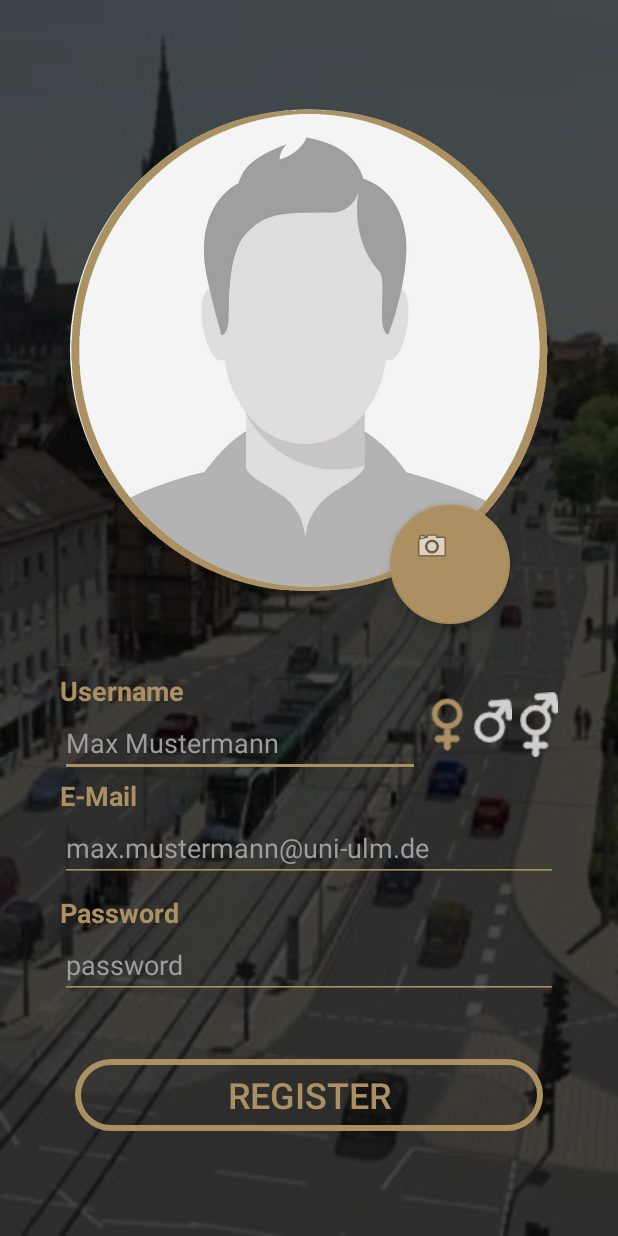
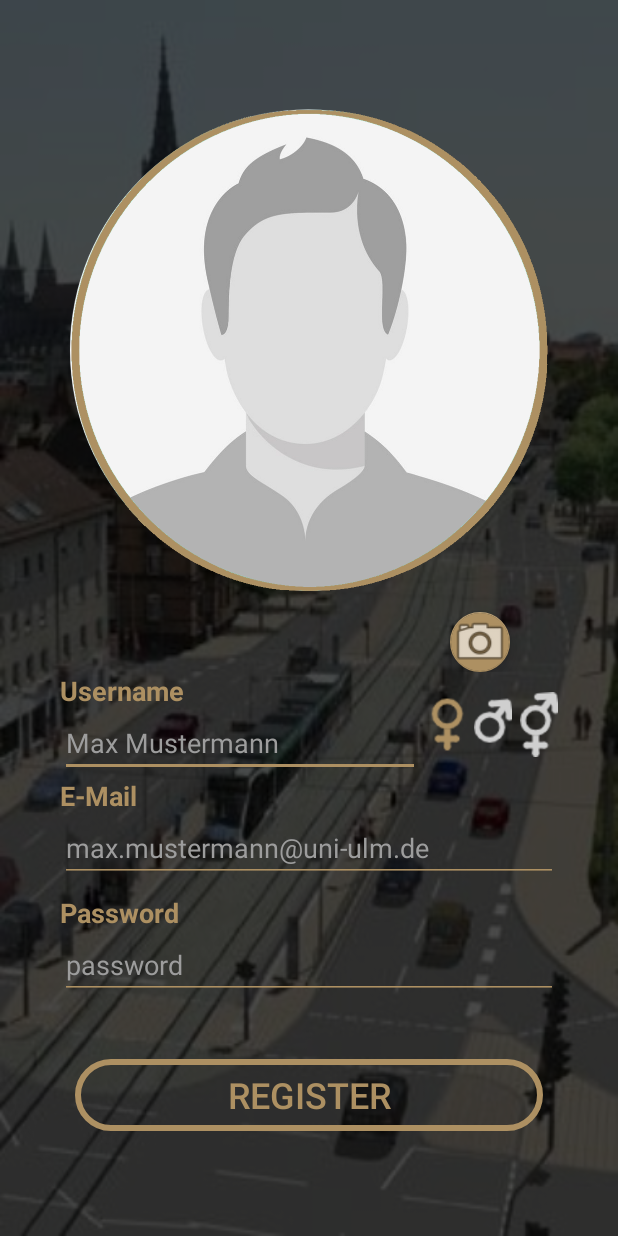
Before and after one commit to aai38/UberUniUlm, an Android app: the screen it shows after launch (StartPage), after a tap on an icon or button, on a phone screen of 412 x 824 dp. Run offline under Robolectric (Android 15) with nearby library versions, the phone set to English and light mode, and no system bars.

Commit message:
Little fix of the camero button view in the registration interface

```diff
--- a/app/src/main/res/layout/activity_start_page.xml
+++ b/app/src/main/res/layout/activity_start_page.xml
@@ -178,16 +178,18 @@
 
             <android.support.design.widget.FloatingActionButton
                 android:id="@+id/startActivityRegisterCameraBttn"
-                android:layout_width="80dp"
-                android:layout_height="80dp"
+                android:layout_width="40dp"
+                android:layout_height="40dp"
                 android:layout_marginEnd="32dp"
-                android:layout_marginBottom="32dp"
+                android:adjustViewBounds="true"
                 android:clickable="true"
+                android:foreground="@android:drawable/ic_menu_camera"
                 android:onClick="onStartActivityRegisterCameraBttn"
+                android:padding="3dp"
+                android:scaleType="fitXY"
                 app:backgroundTint="@color/colorPrimary"
                 app:layout_constraintBottom_toBottomOf="parent"
-                app:layout_constraintEnd_toEndOf="parent"
-                app:srcCompat="@android:drawable/ic_menu_camera" />
+                app:layout_constraintEnd_toEndOf="parent" />
         </android.support.constraint.ConstraintLayout>
 
         <LinearLayout
```
